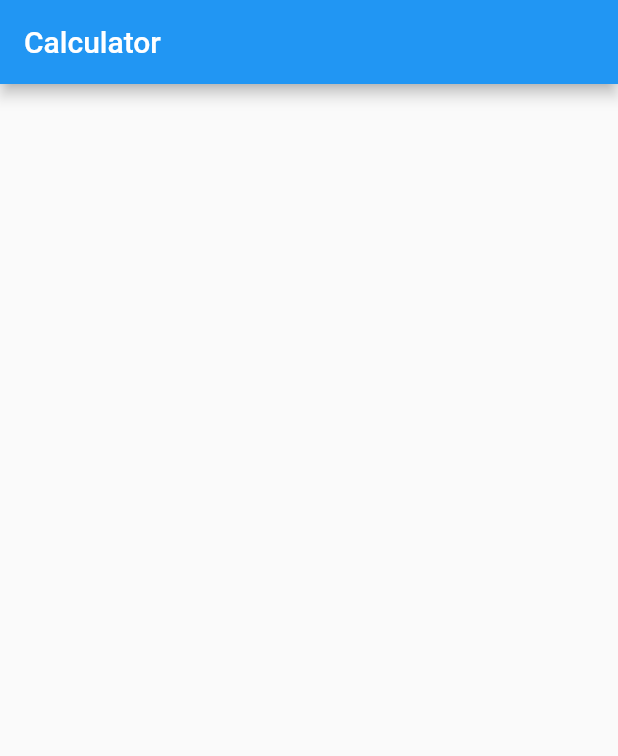
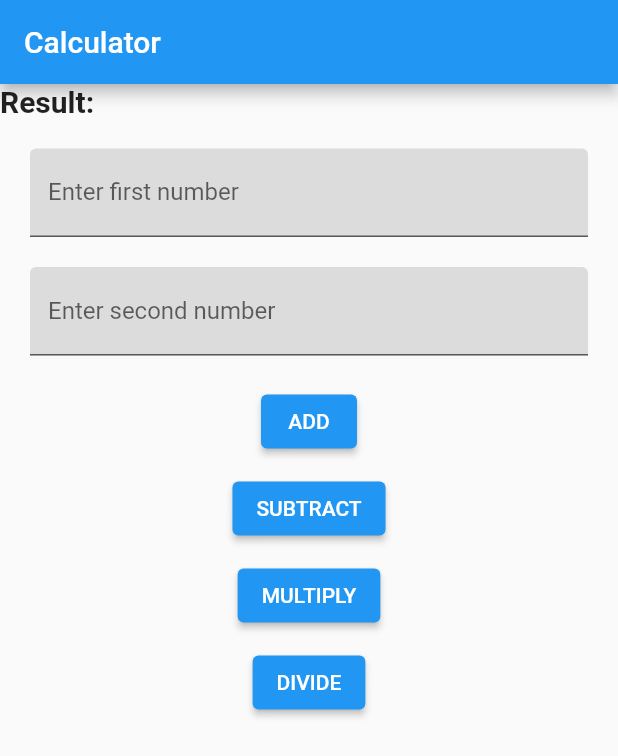
Before and after one commit to mnovaldr/muhammad-noval-dwi-ramadhani, a Flutter app: the screen it shows after launch, on a phone screen of 412 x 824 dp. Shown: the top 756 px of the screen. Run offline on Flutter 3.47's test engine with Material 2 defaults, Android fonts, the phone set to English and light mode, and no system bars.

Commit message:
Mini Project 2

```diff
--- a/lib/main.dart
+++ b/lib/main.dart
@@ -24,12 +24,74 @@ class lamanUtama extends StatefulWidget {
 }
 
 class _lamanUtamaState extends State<lamanUtama> {
+  TextEditingController controller1 = TextEditingController();
+  TextEditingController controller2 = TextEditingController();
   @override
   Widget build(BuildContext context) {
     return Scaffold(
       appBar: AppBar(
         title: Text("Calculator"),
       ),
+      body: Column(
+        children: [
+          Align(
+            alignment: Alignment.centerLeft,
+            child: Text(
+              "Result: ",
+              style: TextStyle(fontSize: 20, fontWeight: FontWeight.bold),
+            ),
+          ),
+          SizedBox(
+            height: 20,
+          ),
+          Padding(
+            padding: EdgeInsets.fromLTRB(20, 0, 20, 0),
+            child: TextField(
+              controller: controller1,
+              decoration: InputDecoration(
+                labelText: 'Enter first number',
+                filled: true,
+                fillColor: Colors.black12,
+              ),
+            ),
+          ),
+          SizedBox(
+            height: 20,
+          ),
+          Padding(
+            padding: EdgeInsets.fromLTRB(20, 0, 20, 0),
+            child: TextField(
+              controller: controller2,
+              decoration: InputDecoration(
+                labelText: 'Enter second number',
+                filled: true,
+                fillColor: Colors.black12,
+              ),
+            ),
+          ),
+          SizedBox(
+            height: 20,
+          ),
+          Align(
+                alignment: Alignment.center,
+                child: Column (
+                  children: [
+                    ElevatedButton(onPressed: (){}, child: Text('ADD')),
+                    SizedBox(
+                      height: 10,
+                    ),
+                    ElevatedButton(onPressed: (){}, child: Text('SUBTRACT')),
+                    SizedBox(
+                      height: 10,
+                    ),
+                    ElevatedButton(onPressed: (){}, child: Text('MULTIPLY')),
+                    SizedBox(
+                      height: 10,
+                    ),
+                    ElevatedButton(onPressed: (){}, child: Text('DIVIDE'))],
+              )),
+        ],
+      ),
     );
   }
 }
```
Also changed, not shown: 3 other files.
